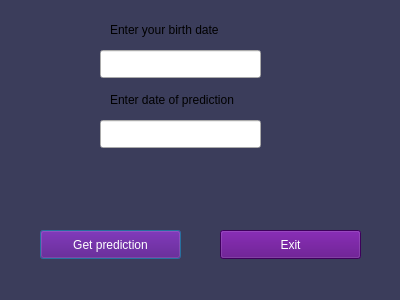
First picture: the form in ui/dialog.ui, repository yehordemenchuk/zodiac, before the edit.
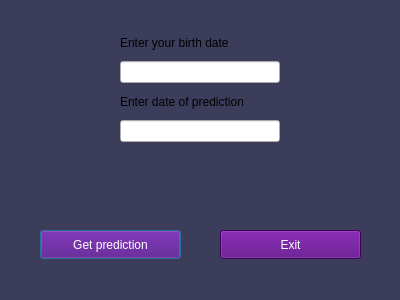
Second picture: the form after the edit. Icons and pictures are not drawn.

```diff
--- a/ui/dialog.ui
+++ b/ui/dialog.ui
@@ -22,52 +22,6 @@
 	background-color: rgb(59, 61, 91);
 }</string>
   </property>
-  <widget class="QLineEdit" name="user_birth_date">
-   <property name="geometry">
-    <rect>
-     <x>100</x>
-     <y>50</y>
-     <width>161</width>
-     <height>28</height>
-    </rect>
-   </property>
-  </widget>
-  <widget class="QLabel" name="label">
-   <property name="geometry">
-    <rect>
-     <x>110</x>
-     <y>20</y>
-     <width>141</width>
-     <height>20</height>
-    </rect>
-   </property>
-   <property name="text">
-    <string>Enter your birth date</string>
-   </property>
-  </widget>
-  <widget class="QLineEdit" name="current_date">
-   <property name="geometry">
-    <rect>
-     <x>100</x>
-     <y>120</y>
-     <width>161</width>
-     <height>28</height>
-    </rect>
-   </property>
-  </widget>
-  <widget class="QLabel" name="label_2">
-   <property name="geometry">
-    <rect>
-     <x>110</x>
-     <y>90</y>
-     <width>161</width>
-     <height>20</height>
-    </rect>
-   </property>
-   <property name="text">
-    <string>Enter date of prediction</string>
-   </property>
-  </widget>
   <widget class="QPushButton" name="prediction_button">
    <property name="geometry">
     <rect>
@@ -95,19 +49,6 @@
     <string>Get prediction</string>
    </property>
   </widget>
-  <widget class="QLabel" name="label_3">
-   <property name="geometry">
-    <rect>
-     <x>120</x>
-     <y>170</y>
-     <width>63</width>
-     <height>20</height>
-    </rect>
-   </property>
-   <property name="text">
-    <string/>
-   </property>
-  </widget>
   <widget class="QPushButton" name="exit_button">
    <property name="geometry">
     <rect>
@@ -135,18 +76,51 @@
     <string>Exit</string>
    </property>
   </widget>
-  <widget class="QLabel" name="error_label">
+  <widget class="QWidget" name="">
    <property name="geometry">
     <rect>
-     <x>130</x>
-     <y>160</y>
-     <width>101</width>
-     <height>20</height>
+     <x>120</x>
+     <y>30</y>
+     <width>160</width>
+     <height>173</height>
     </rect>
    </property>
-   <property name="text">
-    <string/>
-   </property>
+   <layout class="QVBoxLayout" name="verticalLayout">
+    <item>
+     <widget class="QLabel" name="label">
+      <property name="text">
+       <string>Enter your birth date</string>
+      </property>
+     </widget>
+    </item>
+    <item>
+     <widget class="QLineEdit" name="user_birth_date"/>
+    </item>
+    <item>
+     <widget class="QLabel" name="label_2">
+      <property name="text">
+       <string>Enter date of prediction</string>
+      </property>
+     </widget>
+    </item>
+    <item>
+     <widget class="QLineEdit" name="current_date"/>
+    </item>
+    <item>
+     <widget class="QLabel" name="error_label">
+      <property name="text">
+       <string/>
+      </property>
+     </widget>
+    </item>
+    <item>
+     <widget class="QLabel" name="label_3">
+      <property name="text">
+       <string/>
+      </property>
+     </widget>
+    </item>
+   </layout>
   </widget>
  </widget>
  <resources>
```
